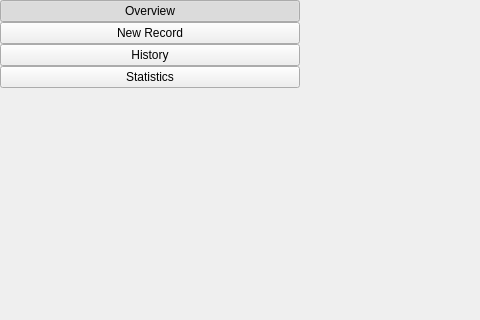
This is FinancialManager/Content/contentwidget.ui in Aethermeister/FinancialManager as Qt 5 draws it before an edit; both pictures show x 0 to 480 and y 0 to 320 of the 1101 by 605 pixel window. The edited form follows.
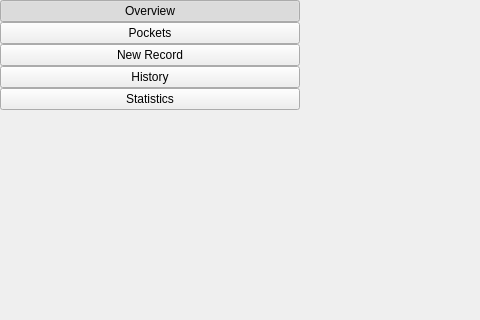
This is the edited form.

Commit message:
Pocket widget added
Pockets can be created and are listed in the new content widget

Patch:
```diff
--- a/FinancialManager/Content/contentwidget.ui
+++ b/FinancialManager/Content/contentwidget.ui
@@ -75,6 +75,19 @@
         </property>
        </widget>
       </item>
+      <item>
+       <widget class="QPushButton" name="m_pockets_btn">
+        <property name="text">
+         <string>Pockets</string>
+        </property>
+        <property name="checkable">
+         <bool>true</bool>
+        </property>
+        <property name="type" stdset="0">
+         <string>controlButton</string>
+        </property>
+       </widget>
+      </item>
       <item>
        <widget class="QPushButton" name="m_newRecord_btn">
         <property name="text">
```
The commit also changes 25 other files.
